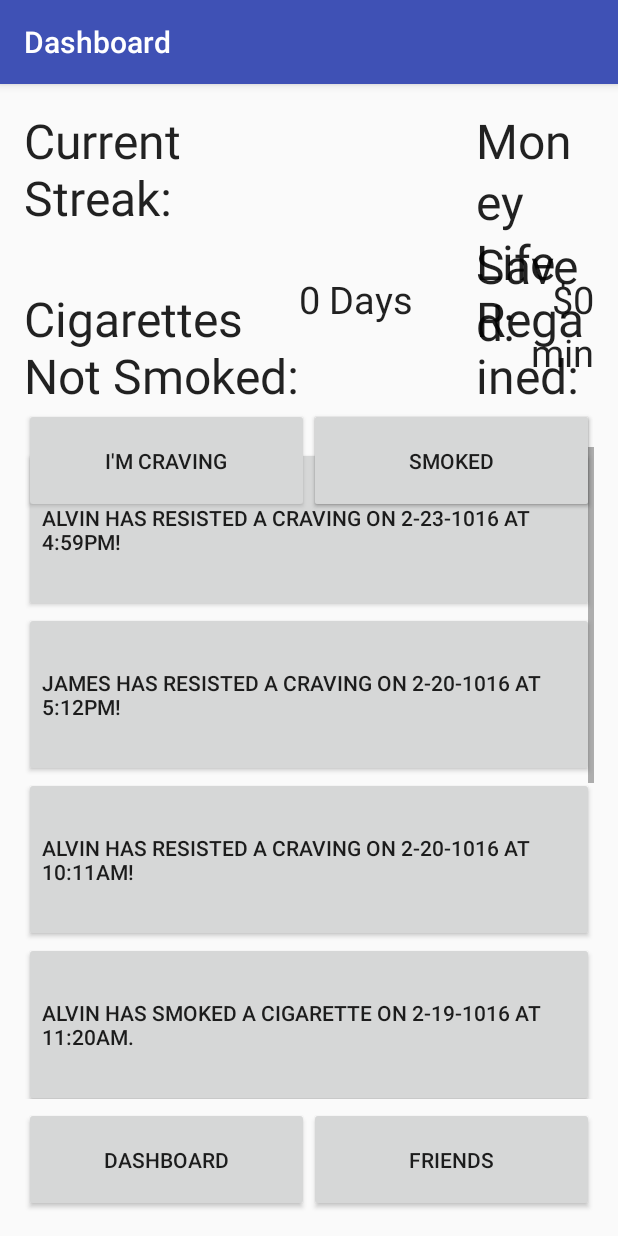
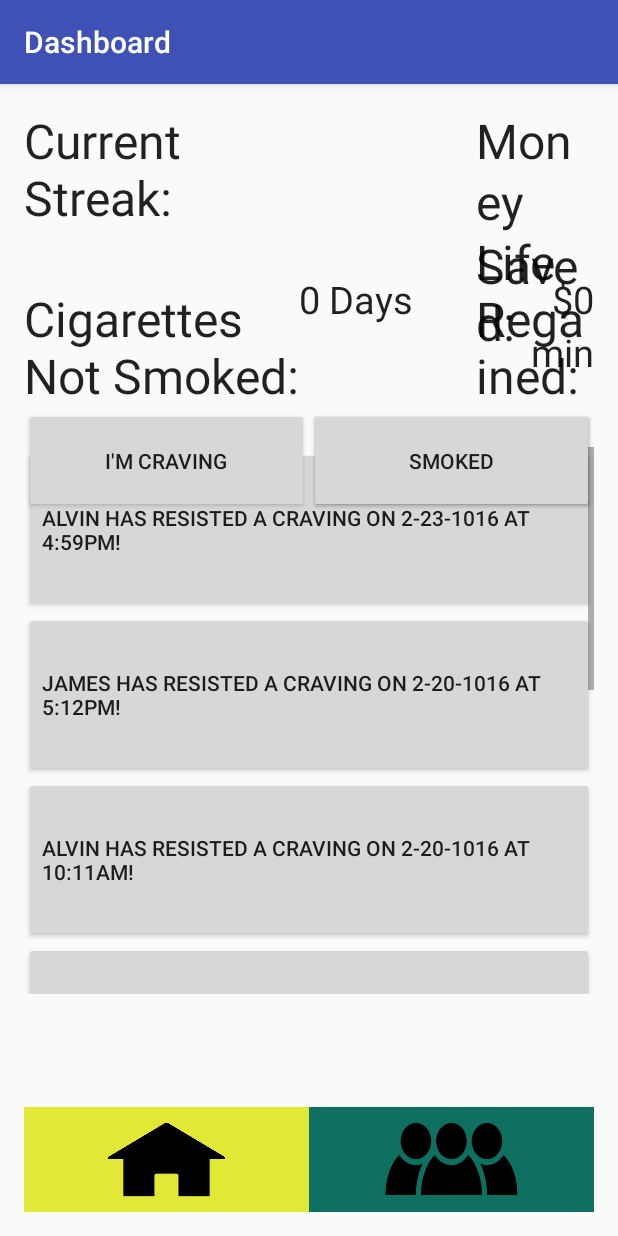
Before and after one commit to Ben14563/WWUICTD, an Android app: the Dashboard screen opened directly, with no data from a screen before it, on a phone screen of 412 x 824 dp. Run offline under Robolectric (Android 15) with nearby library versions, the phone set to English and light mode, and no system bars; 1 statement that could not run was skipped.

Commit message:
redesigned nav buttons

```diff
--- a/smoking_cessation/android_project/app/src/main/res/layout/content_dashboard.xml
+++ b/smoking_cessation/android_project/app/src/main/res/layout/content_dashboard.xml
@@ -19,49 +19,78 @@
         android:layout_alignParentLeft="true"
         android:layout_alignParentStart="true">
 
-        <Button
+        <ImageButton
             android:layout_width="190dp"
             android:layout_height="70dp"
-            android:text="Dashboard"
             android:id="@+id/dashButton"
+            android:background="#e2e836"
+            android:src="@drawable/dashboard"
             android:layout_alignParentBottom="true"
             android:layout_alignParentLeft="true"
-            android:layout_alignParentStart="true" />
+            android:layout_alignParentStart="true"
+            android:cropToPadding="false"
+            android:adjustViewBounds="true"
+            android:scaleType="fitXY"
+            android:paddingLeft="55dp"
+            android:paddingTop="10dp"
+            android:paddingRight="55dp"
+            android:paddingBottom="10dp"
+            android:allowUndo="false" />
 
-        <Button
+        <ImageButton
             android:layout_width="190dp"
             android:layout_height="70dp"
-            android:text="Friends"
             android:id="@+id/friendsButton"
+            android:background="#0e7061"
+            android:src="@drawable/buddies"
             android:layout_alignParentBottom="true"
             android:layout_toRightOf="@+id/dashButton"
             android:layout_toEndOf="@+id/dashButton"
-            android:onClick="goToFriends" />
+            android:onClick="goToFriends"
+            android:cropToPadding="false"
+            android:adjustViewBounds="true"
+            android:scaleType="fitXY"
+            android:paddingLeft="50dp"
+            android:paddingTop="10dp"
+            android:paddingRight="50dp"
+            android:paddingBottom="10dp"
+            android:clickable="true" />
 
-        <Button
+        <ImageButton
             android:layout_width="190dp"
             android:layout_height="70dp"
-            android:text="Stats"
             android:id="@+id/statsButton"
+            android:background="#429df2"
+            android:src="@drawable/stats"
             android:layout_alignParentBottom="true"
             android:layout_toRightOf="@+id/friendsButton"
             android:layout_toEndOf="@+id/friendsButton"
-            android:onClick="goToStatistics"/>
+            android:onClick="goToStatistics"
+            android:cropToPadding="false"
+            android:adjustViewBounds="true"
+            android:scaleType="fitXY"
+            android:paddingLeft="55dp"
+            android:paddingTop="10dp"
+            android:paddingRight="55dp"
+            android:paddingBottom="10dp"
+            android:clickable="true" />
+
 
         <ScrollView
             android:layout_width="fill_parent"
-            android:layout_height="510dp"
+            android:layout_height="440dp"
             android:id="@+id/scrollView"
             android:layout_alignParentLeft="true"
-            android:layout_alignBottom="@+id/dashButton"
             android:scrollbars="vertical"
-            android:paddingBottom="75dp">
+            android:paddingBottom="75dp"
+            android:layout_above="@+id/dashButton">
 
             <LinearLayout
                 android:layout_width="match_parent"
                 android:layout_height="wrap_content"
                 android:isScrollContainer="true"
-                android:orientation="vertical">
+                android:orientation="vertical"
+                android:baselineAligned="false">
 
                 <Button
                 android:layout_width="match_parent"
@@ -96,7 +125,9 @@
                     android:layout_height="110dp"
                     android:id="@+id/button5"
                     android:gravity="left|center_vertical"
-                    android:text="James has resisted a craving on 2-19-1016 at 12:59pm!"/>
+                    android:text="James has resisted a craving on 2-19-1016 at 12:59pm!"
+                    android:clickable="false"
+                    android:contextClickable="false" />
 
                 <Button
                     android:layout_width="match_parent"
@@ -254,5 +285,7 @@
             android:layout_alignRight="@+id/moneySavedAmount"
             android:layout_alignEnd="@+id/moneySavedAmount" />
 
+
+
     </RelativeLayout>
 </RelativeLayout>
```
Also changed, not shown: smoking_cessation/android_project/app/src/main/res/layout/content_friends.xml (+35 -9 lines), smoking_cessation/android_project/app/src/main/res/layout/content_statistics.xml (+35 -9 lines), smoking_cessation/android_project/app/src/main/ic_launcher-web.png (added), smoking_cessation/android_project/app/src/main/res/drawable/buddies.png (added), smoking_cessation/android_project/app/src/main/res/drawable/dashboard.png (added), smoking_cessation/android_project/app/src/main/res/drawable/stats.png (added), smoking_cessation/android_project/app/src/main/res/mipmap-hdpi/ic_launcher.png, smoking_cessation/android_project/app/src/main/res/mipmap-mdpi/ic_launcher.png, smoking_cessation/android_project/app/src/main/res/mipmap-xhdpi/ic_launcher.png, smoking_cessation/android_project/app/src/main/res/mipmap-xxhdpi/ic_launcher.png, smoking_cessation/android_project/app/src/main/res/mipmap-xxxhdpi/ic_launcher.png, 8 other files.
